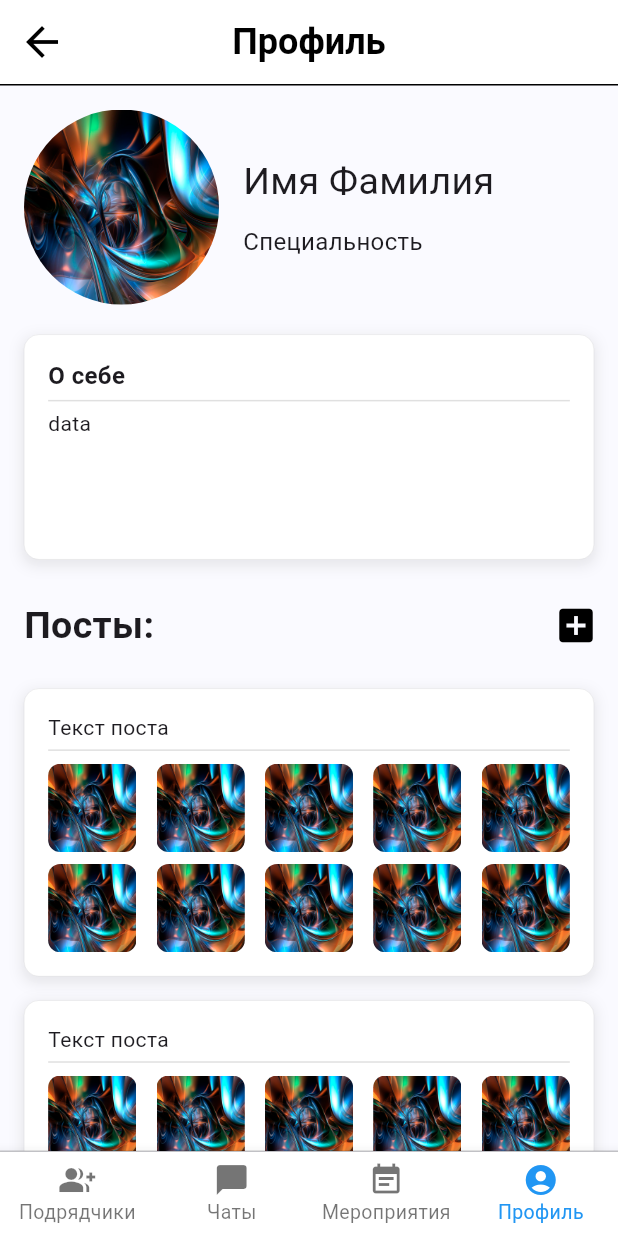
After one commit to EFIIIIMOV/eventyle_app, a Flutter app: the ProfileMainView screen opened by its route, on a phone screen of 412 x 824 dp. The commit adds this screen. Run offline on Flutter 3.47's test engine with Material 3 defaults, Android fonts, the phone set to English and light mode, and no system bars.

Commit message:
profile view

```diff
--- a/lib/constants/widgets/bottom_bar_widget.dart
+++ b/lib/constants/widgets/bottom_bar_widget.dart
@@ -58,7 +58,7 @@ void onTabTapped(BuildContext context, int index, int currentIndex) {
     0: '/home',
     1: '/messages',
     2: '/',
-    3: '/settings',
+    3: '/profile',
   };
 
   if (index != currentIndex) {
--- a/lib/features/event/presentation/widgets/event_create_users.dart
+++ b/lib/features/event/presentation/widgets/event_create_users.dart
@@ -51,8 +51,7 @@ List<Widget> generateList() {
         ),
         ListTile(
           leading: CircleAvatar(
-            // Круглая картинка
-            child: Icon(Icons.person), // Иконка, замените на ваше изображение
+            child: Icon(Icons.person),
           ),
           title: Text('Информация о мероприятии ${i + 1}'), // Текст
         ),
--- /dev/null
+++ b/lib/features/profile/presentation/view/profile_main_view.dart
@@ -0,0 +1,35 @@
+import 'package:eventyle_app/features/profile/presentation/widgets/profile_top_info.dart';
+import 'package:flutter/material.dart';
+
+import '../../../../constants/theme/colors.dart';
+import '../../../../constants/widgets/app_bar_widget.dart';
+import '../../../../constants/widgets/bottom_bar_widget.dart';
+import '../widgets/profile_post_list.dart';
+
+class ProfileMainView extends StatelessWidget {
+  const ProfileMainView({super.key});
+
+  @override
+  Widget build(BuildContext context) {
+    return Scaffold(
+      backgroundColor: AppColors.viewSecondBackgroundColor,
+      appBar: CustomAppBar(
+          title: 'Профиль', buttonIcon: null, onButtonPressed: null),
+      bottomNavigationBar: CustomBottomNavigationBar(currentIndex: 3),
+      body: SingleChildScrollView(
+        child: Padding(
+          padding: EdgeInsets.all(16),
+          child: Center(
+            child: Column(
+              children: [
+                ProfileTopInfo(),
+                SizedBox(height: 20),
+                ProfilePostList(),
+              ],
+            ),
+          ),
+        ),
+      ),
+    );
+  }
+}
--- /dev/null
+++ b/lib/features/profile/presentation/widgets/profile_post_card.dart
@@ -0,0 +1,64 @@
+import 'package:eventyle_app/constants/widgets/container_box_decoration.dart';
+import 'package:flutter/cupertino.dart';
+import 'package:flutter/material.dart';
+
+class ProfilePostCard extends StatelessWidget {
+  const ProfilePostCard({super.key});
+
+  @override
+  Widget build(BuildContext context) {
+    return Container(
+      decoration: CustomContainerBoxDecoration.customDecoration,
+      child: Padding(
+        padding: EdgeInsets.all(16),
+        child: Column(
+          mainAxisAlignment: MainAxisAlignment.center,
+          children: [
+            Align(
+              alignment: Alignment.centerLeft,
+              child: Text('Текст поста'),
+            ),
+            Divider(color: Colors.grey.shade300, thickness: 1, height: 10),
+            SizedBox(height: 4),
+            Column(
+              mainAxisAlignment: MainAxisAlignment.spaceBetween,
+              children: [
+                Row(
+                  mainAxisAlignment: MainAxisAlignment.spaceBetween,
+                  children: generateList(context),
+                ),
+                SizedBox(height: 8),
+                Row(
+                  mainAxisAlignment: MainAxisAlignment.spaceBetween,
+                  children: generateList(context),
+                ),
+              ],
+            ),
+          ],
+        ),
+      ),
+    );
+  }
+}
+
+List<Widget> generateList(BuildContext context) {
+  List<Widget> children = [];
+
+  for (int i = 0; i < 5; i++) {
+    children.addAll(
+      [
+        ClipRRect(
+          borderRadius: BorderRadius.circular(8.0),
+          child: Image.asset(
+            'assets/images/test_image.png',
+            width: MediaQuery.of(context).size.width / 7,
+            height: MediaQuery.of(context).size.width / 7,
+            fit: BoxFit.cover,
+          ),
+        ),
+      ],
+    );
+  }
+
+  return children;
+}
--- /dev/null
+++ b/lib/features/profile/presentation/widgets/profile_post_list.dart
@@ -0,0 +1,60 @@
+import 'package:eventyle_app/features/profile/presentation/widgets/profile_post_card.dart';
+import 'package:flutter/cupertino.dart';
+import 'package:flutter/material.dart';
+
+class ProfilePostList extends StatelessWidget {
+  const ProfilePostList({Key? key});
+
+  @override
+  Widget build(BuildContext context) {
+    return Column(
+      mainAxisAlignment: MainAxisAlignment.center,
+      children: [
+        Row(
+          mainAxisAlignment: MainAxisAlignment.spaceBetween,
+          children: [
+            const Text(
+              'Посты:',
+              style: TextStyle(
+                fontSize: 25,
+                fontWeight: FontWeight.bold,
+              ),
+            ),
+            Transform.translate(
+              offset: Offset(12.0, 0.0),
+              child: IconButton(
+                padding: EdgeInsets.zero,
+                // Устанавливаем padding в EdgeInsets.zero
+                onPressed: () {},
+                icon: const Icon(
+                  Icons.add_box,
+                  color: Colors.black,
+                  size: 30,
+                ),
+              ),
+            ),
+          ],
+        ),
+        SizedBox(height: 10),
+        Column(
+          children: generateList(5),
+        )
+      ],
+    );
+  }
+}
+
+List<Widget> generateList(int count) {
+  List<Widget> children = [];
+
+  for (int i = 0; i < count; i++) {
+    children.add(
+      Padding(
+        padding: EdgeInsets.symmetric(vertical: 8),
+        child: ProfilePostCard(),
+      ),
+    );
+  }
+
+  return children;
+}
--- /dev/null
+++ b/lib/features/profile/presentation/widgets/profile_top_info.dart
@@ -0,0 +1,75 @@
+import 'package:eventyle_app/constants/widgets/container_box_decoration.dart';
+import 'package:flutter/material.dart';
+
+class ProfileTopInfo extends StatelessWidget {
+  const ProfileTopInfo({super.key});
+
+  @override
+  Widget build(BuildContext context) {
+    return Column(
+      children: [
+        Row(
+          children: [
+            ClipRRect(
+              borderRadius: BorderRadius.circular(150.0),
+              child: Image.asset(
+                'assets/images/test_image.png',
+                width: 130,
+                height: 130,
+                fit: BoxFit.cover,
+              ),
+            ),
+            const SizedBox(width: 16),
+            Expanded(
+              child: Column(
+                crossAxisAlignment: CrossAxisAlignment.start,
+                children: [
+                  Text(
+                    'Имя Фамилия',
+                    style: TextStyle(fontSize: 25),
+                  ),
+                  SizedBox(height: 10),
+                  Text(
+                    'Специальность',
+                    style: TextStyle(fontSize: 16),
+                  ),
+                ],
+              ),
+            ),
+          ],
+        ),
+        SizedBox(height: 20),
+        Container(
+          decoration: CustomContainerBoxDecoration.customDecoration,
+          height: 150,
+          child: Padding(
+            padding: EdgeInsets.all(16),
+            child: Column(
+              children: [
+                Align(
+                  alignment: Alignment.topLeft,
+                  child: Text(
+                    'О себе',
+                    maxLines: 1,
+                    overflow: TextOverflow.ellipsis,
+                    style: TextStyle(fontSize: 16, fontWeight: FontWeight.bold),
+                  ),
+                ),
+                Divider(color: Colors.grey.shade300, thickness: 1, height: 10),
+                Align(
+                  alignment: Alignment.topLeft,
+                  child: Text(
+                    'data',
+                    maxLines: 4,
+                    overflow: TextOverflow.ellipsis,
+                    style: TextStyle(fontSize: 14),
+                  ),
+                ),
+              ],
+            ),
+          ),
+        ),
+      ],
+    );
+  }
+}
--- a/lib/main.dart
+++ b/lib/main.dart
@@ -9,6 +9,7 @@ import 'features/event/presentation/view/create_event_view.dart';
 import 'features/event/presentation/view/event_main_view.dart';
 import 'features/event/presentation/view/events_list_view.dart';
 import 'constants/theme/themeData.dart';
+import 'features/profile/presentation/view/profile_main_view.dart';
 
 void main() {
   runApp(const MyApp());
@@ -29,6 +30,7 @@ class MyApp extends StatelessWidget {
         )
       ],
       child: MaterialApp(
+        //debugShowMaterialGrid: true, // Показывает сетку Material Design
         theme: CustomThemeData,
         routes: {
           '/1': (context) => SignInView(),
@@ -38,6 +40,7 @@ class MyApp extends StatelessWidget {
           '/eventHome': (context) => EventMainView(),
           '/eventCreate': (context) => CreateEventView(),
           '/eventInfoCreate': (context) => CreateEventInfoView(),
+          '/profile': (context) => ProfileMainView(),
         },
         debugShowCheckedModeBanner: false,
       ),
```
